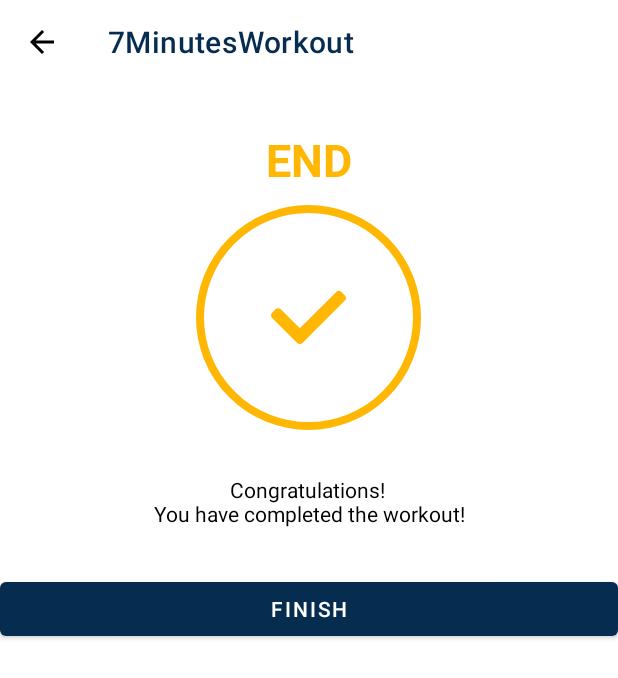
After one commit to NastiaGusev/7MinutesWorkout, an Android app: the FinishActivity screen opened directly, with no data from a screen before it, on a phone screen of 412 x 824 dp. The commit adds this screen. Shown: the top 678 px of the screen. Run offline under Robolectric (Android 15) with nearby library versions, the phone set to English and light mode, and no system bars.

Commit message:
Added FinishActivity and RecyclerView

```diff
--- /dev/null
+++ b/app/src/main/java/com/example/a7minutesworkout/activities/FinishActivity.kt
@@ -0,0 +1,30 @@
+package com.example.a7minutesworkout.activities
+
+import android.os.Bundle
+import androidx.appcompat.app.AppCompatActivity
+import com.example.a7minutesworkout.databinding.ActivityFinishBinding
+
+class FinishActivity : AppCompatActivity() {
+    private var binding: ActivityFinishBinding? = null
+
+    override fun onCreate(savedInstanceState: Bundle?) {
+        super.onCreate(savedInstanceState)
+
+        binding = ActivityFinishBinding.inflate(layoutInflater)
+        setContentView(binding?.root)
+
+        //Set the action bar
+        setSupportActionBar(binding?.tlbExercise)
+        //Activate back button
+        if (supportActionBar != null) {
+            supportActionBar?.setDisplayHomeAsUpEnabled(true)
+        }
+        binding?.tlbExercise?.setNavigationOnClickListener {
+            onBackPressed()
+        }
+
+        binding?.btnFinish?.setOnClickListener {
+            finish()
+        }
+    }
+}
--- a/app/src/main/java/com/example/a7minutesworkout/Constants.kt
+++ b/app/src/main/java/com/example/a7minutesworkout/data/Constants.kt
@@ -1,4 +1,6 @@
-package com.example.a7minutesworkout
+package com.example.a7minutesworkout.data
+
+import com.example.a7minutesworkout.R
 
 object Constants {
 
--- a/app/src/main/java/com/example/a7minutesworkout/ExerciseModel.kt
+++ b/app/src/main/java/com/example/a7minutesworkout/data/ExerciseModel.kt
@@ -1,4 +1,4 @@
-package com.example.a7minutesworkout
+package com.example.a7minutesworkout.data
 
 class ExerciseModel(
     private var id: Int,
--- /dev/null
+++ b/app/src/main/res/drawable-v24/item_circular_color_accent_background_light.xml
@@ -0,0 +1,6 @@
+<?xml version="1.0" encoding="utf-8"?>
+<shape xmlns:android="http://schemas.android.com/apk/res/android"
+    android:shape="oval">
+    <solid android:color="@color/lightYellow"/>
+
+</shape>
--- /dev/null
+++ b/app/src/main/res/drawable/ic_basic_tick.xml
@@ -0,0 +1,9 @@
+<vector xmlns:android="http://schemas.android.com/apk/res/android"
+    android:width="512dp"
+    android:height="512dp"
+    android:viewportWidth="469.184"
+    android:viewportHeight="469.185">
+  <path
+      android:pathData="M462.5,96.193l-21.726,-21.726c-8.951,-8.95 -23.562,-8.95 -32.59,0L180.368,302.361l-119.34,-119.34c-8.95,-8.951 -23.562,-8.951 -32.589,0L6.712,204.747c-8.95,8.951 -8.95,23.562 0,32.589L163.997,394.62c4.514,4.514 10.327,6.809 16.218,6.809s11.781,-2.295 16.219,-6.809L462.27,128.783C471.45,119.68 471.45,105.145 462.5,96.193z"
+      android:fillColor="#ffb703"/>
+</vector>
--- /dev/null
+++ b/app/src/main/res/layout/activity_finish.xml
@@ -0,0 +1,61 @@
+<?xml version="1.0" encoding="utf-8"?>
+<LinearLayout xmlns:android="http://schemas.android.com/apk/res/android"
+    xmlns:app="http://schemas.android.com/apk/res-auto"
+    xmlns:tools="http://schemas.android.com/tools"
+    android:layout_width="match_parent"
+    android:layout_height="match_parent"
+    android:gravity="center_horizontal"
+    android:orientation="vertical"
+    tools:context=".activities.FinishActivity">
+
+    <androidx.appcompat.widget.Toolbar
+        android:id="@+id/tlbExercise"
+        android:layout_width="match_parent"
+        android:layout_height="?android:attr/actionBarSize"
+        android:layout_gravity="top"
+        android:background="@color/white"
+        android:theme="@style/ToolBarTheme"
+        app:titleTextColor="@color/darkBlue" />
+
+    <TextView
+        android:id="@+id/txtEnd"
+        android:layout_width="wrap_content"
+        android:layout_height="wrap_content"
+        android:text="END"
+        android:textColor="@color/yellow"
+        android:textSize="30sp"
+        android:textStyle="bold"
+        android:layout_marginTop="30dp"/>
+
+    <FrameLayout
+        android:id="@+id/flyFinish"
+        android:layout_width="150dp"
+        android:layout_height="150dp"
+        android:layout_marginTop="10dp"
+        android:background="@drawable/item_circular_color_accent_border">
+
+        <ImageView
+            android:layout_width="50dp"
+            android:layout_height="50dp"
+            android:layout_gravity="center"
+            android:src="@drawable/ic_basic_tick" />
+
+    </FrameLayout>
+
+    <TextView
+        android:id="@+id/txtCongrats"
+        android:layout_width="wrap_content"
+        android:layout_height="wrap_content"
+        android:layout_marginTop="30dp"
+        android:gravity="center"
+        android:text="Congratulations! \nYou have completed the workout!"
+        android:textColor="@color/black" />
+
+    <Button
+        android:id="@+id/btnFinish"
+        android:layout_width="match_parent"
+        android:layout_height="wrap_content"
+        android:layout_marginTop="30dp"
+        android:text="Finish" />
+
+</LinearLayout>
--- a/app/src/main/res/layout/activity_main.xml
+++ b/app/src/main/res/layout/activity_main.xml
@@ -5,7 +5,7 @@
     xmlns:tools="http://schemas.android.com/tools"
     android:layout_width="match_parent"
     android:layout_height="match_parent"
-    tools:context=".MainActivity"
+    tools:context=".activities.MainActivity"
     android:padding="@dimen/screen_layout_padding">
 
     <ImageView
--- a/app/src/main/res/values/colors.xml
+++ b/app/src/main/res/values/colors.xml
@@ -14,6 +14,8 @@
     <color name="yellow">#ffb703</color>
     <color name="lightYellow">#FFE198</color>
     <color name="orange">#fb8500</color>
-    <color name="lightGrey">#EAE9E9</color>
+    <color name="lightGrey">#E0E0E0</color>
+    <color name="midGrey">#8B8B8B</color>
+    <color name="darkerGrey">#212121</color>
 
 </resources>
--- a/app/src/main/res/values/themes.xml
+++ b/app/src/main/res/values/themes.xml
@@ -2,8 +2,8 @@
     <!-- Base application theme. -->
     <style name="Theme.7MinutesWorkout" parent="Theme.MaterialComponents.DayNight.NoActionBar">
         <!-- Primary brand color. -->
-        <item name="colorPrimary">@color/purple_500</item>
-        <item name="colorPrimaryVariant">@color/purple_700</item>
+        <item name="colorPrimary">@color/darkBlue</item>
+        <item name="colorPrimaryVariant">@color/darkBlue</item>
         <item name="colorOnPrimary">@color/white</item>
         <!-- Secondary brand color. -->
         <item name="colorSecondary">@color/teal_200</item>
```
Also changed, not shown: app/src/main/AndroidManifest.xml (+6 -3 lines), app/src/main/java/com/example/a7minutesworkout/activities/ExerciseActivity.kt (renamed from app/src/main/java/com/example/a7minutesworkout/ExerciseActivity.kt, +63 -39 lines), app/src/main/java/com/example/a7minutesworkout/activities/MainActivity.kt (renamed from app/src/main/java/com/example/a7minutesworkout/MainActivity.kt, +1 -6 lines), app/src/main/java/com/example/a7minutesworkout/adapters/ExerciseStatusAdapter.kt (added, +63 -0 lines), app/src/main/res/drawable-v24/item_circular_color_grey_background_selected.xml (added, +11 -0 lines), app/src/main/res/drawable/item_circular_color_grey_background.xml (added, +7 -0 lines), app/src/main/res/layout/activity_exercise.xml (+14 -5 lines), app/src/main/res/layout/item_exercise_status.xml (added, +17 -0 lines).
